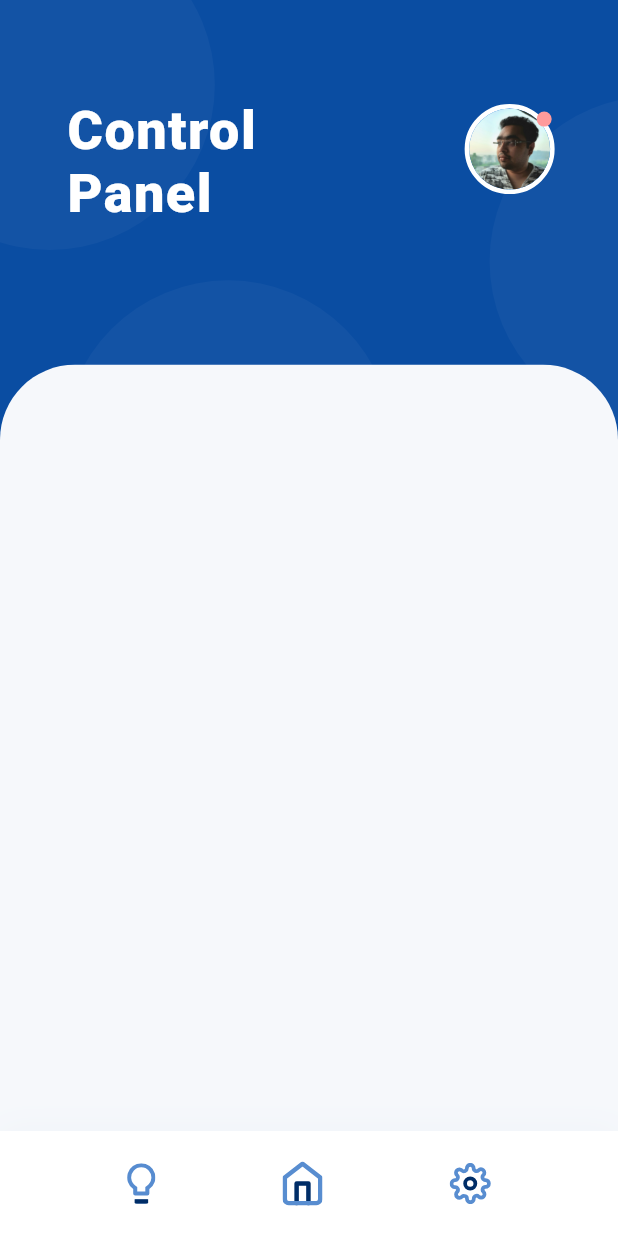
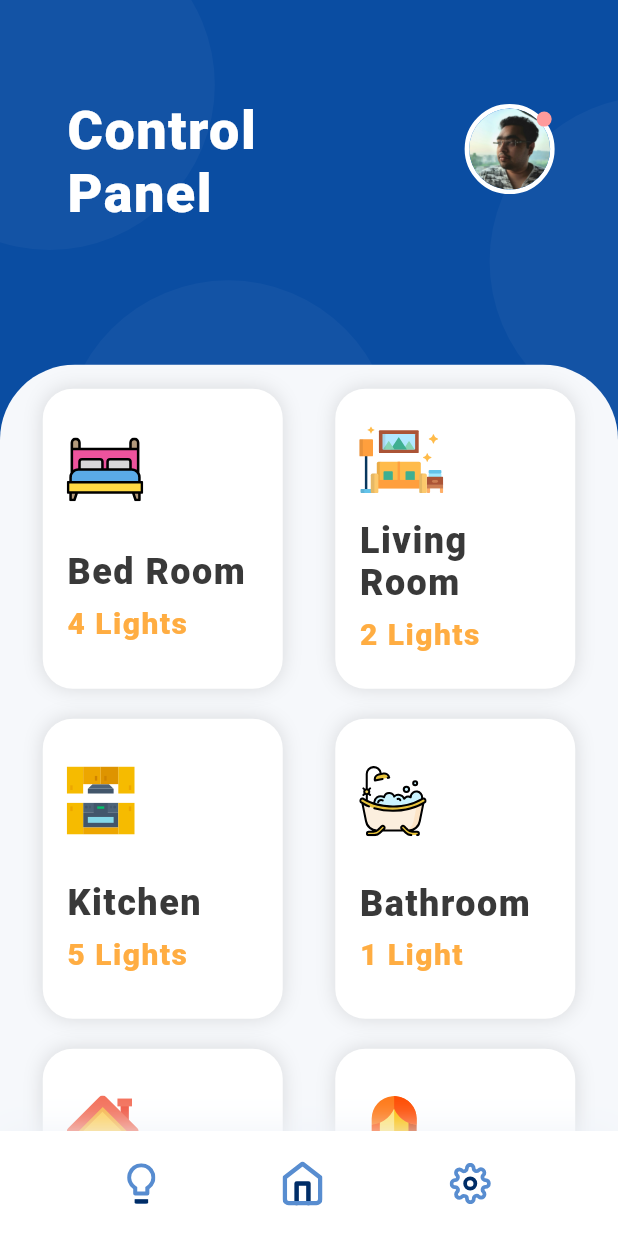
Before and after one commit to Sam21-39/App, a Flutter app: the screen it shows after launch, on a phone screen of 412 x 824 dp. Run offline on Flutter 3.47's test engine with Material 2 defaults, Android fonts, the phone set to English and light mode, and no system bars; our stand-ins replace flutter_svg.

Commit message:
complete UI

```diff
--- a/flutter_assignment/lib/Constants/constants.dart
+++ b/flutter_assignment/lib/Constants/constants.dart
@@ -9,3 +9,20 @@ final List<Color> colorList = [
   UIColors.plum,
   UIColors.sandyBrown,
 ];
+
+Map contentMap = {
+  "Bed Room": "4 Lights",
+  "Living Room": "2 Lights",
+  "Kitchen": "5 Lights",
+  "Bathroom": "1 Light",
+  "Outdoor": "5 Lights",
+  "Balcony": "2 Lights",
+};
+Map imageMap = {
+  "Bed Room": "assets/images/bed.svg",
+  "Living Room": "assets/images/room.svg",
+  "Kitchen": "assets/images/kitchen.svg",
+  "Bathroom": "assets/images/bathtube.svg",
+  "Outdoor": "assets/images/house.svg",
+  "Balcony": "assets/images/balcony.svg",
+};
--- /dev/null
+++ b/flutter_assignment/lib/Screens/homeContent.dart
@@ -0,0 +1,85 @@
+import 'package:flutter/material.dart';
+import 'package:flutter_assignment/Constants/constants.dart';
+import 'package:flutter_assignment/UI/ui.dart';
+import 'package:flutter_svg/svg.dart';
+
+class HomeContent extends StatefulWidget {
+  final onChangeCallback;
+  const HomeContent({
+    Key key,
+    this.onChangeCallback,
+  }) : super(key: key);
+
+  @override
+  _HomeContentState createState() => _HomeContentState();
+}
+
+class _HomeContentState extends State<HomeContent> {
+  @override
+  Widget build(BuildContext context) {
+    return Padding(
+      padding: const EdgeInsets.all(16.0),
+      child: Wrap(
+        alignment: WrapAlignment.spaceAround,
+        spacing: 10.0,
+        runSpacing: 20.0,
+        children: contentMap.entries.map((e) {
+          return InkWell(
+            onTap: () {
+              widget.onChangeCallback(true);
+            },
+            child: Container(
+              height: 200,
+              width: 160,
+              padding: EdgeInsets.all(16.0),
+              decoration: BoxDecoration(
+                color: Colors.white,
+                borderRadius: BorderRadius.circular(20.0),
+                boxShadow: [
+                  new BoxShadow(
+                    color: Colors.black12,
+                    blurRadius: 10.0,
+                    offset: Offset(0.1, 0.1),
+                  ),
+                ],
+              ),
+              child: Column(
+                crossAxisAlignment: CrossAxisAlignment.start,
+                mainAxisAlignment: MainAxisAlignment.spaceAround,
+                children: [
+                  SvgPicture.asset(imageMap[e.key]),
+                  Column(
+                    crossAxisAlignment: CrossAxisAlignment.start,
+                    children: [
+                      Text(
+                        e.key,
+                        style: TextStyle(
+                          color: UIColors.darkSlateGrey,
+                          fontSize: 24.0,
+                          fontWeight: FontWeight.w800,
+                          letterSpacing: 0.98,
+                        ),
+                      ),
+                      SizedBox(
+                        height: 8.0,
+                      ),
+                      Text(
+                        e.value,
+                        style: TextStyle(
+                          color: UIColors.sandyBrown,
+                          fontSize: 20.0,
+                          fontWeight: FontWeight.w800,
+                          letterSpacing: 0.98,
+                        ),
+                      ),
+                    ],
+                  ),
+                ],
+              ),
+            ),
+          );
+        }).toList(),
+      ),
+    );
+  }
+}
--- a/flutter_assignment/lib/UI/ui.dart
+++ b/flutter_assignment/lib/UI/ui.dart
@@ -14,4 +14,5 @@ class UIColors {
   static final Color mediumPurple = new Color(0xffa594eb);
   static final Color plum = new Color(0xffde94eb);
   static final Color whiteSmoke = new Color(0xffeff3f9);
+  static final Color gold = new Color(0xffffd139);
 }
--- a/flutter_assignment/lib/main.dart
+++ b/flutter_assignment/lib/main.dart
@@ -2,6 +2,7 @@ import 'package:flutter/material.dart';
 import 'package:flutter/services.dart';
 import 'package:flutter_assignment/Screens/bedRoomContent.dart';
 import 'package:flutter_assignment/Screens/bedRoomTop.dart';
+import 'package:flutter_assignment/Screens/homeContent.dart';
 import 'package:flutter_assignment/Screens/homeTop.dart';
 import 'package:flutter_assignment/UI/ui.dart';
 import 'package:flutter_assignment/Widget/circles.dart';
@@ -88,13 +89,12 @@ class _MyHomePageState extends State<MyHomePage> {
               alignment:
                   posChange ? FractionalOffset(0, 1.2) : FractionalOffset(0, 1),
               child: Container(
-                child: InkWell(
-                  onTap: () => changePositionCallback(true),
-                  child: SingleChildScrollView(
-                    child: posChange
-                        ? BedRoomContent(key: bedRoomKey)
-                        : Container(),
-                  ),
+                child: SingleChildScrollView(
+                  child: posChange
+                      ? BedRoomContent(key: bedRoomKey)
+                      : HomeContent(
+                          onChangeCallback: changePositionCallback,
+                        ),
                 ),
                 height: MediaQuery.of(context).size.height * 0.62,
                 width: double.infinity,
```
Also changed, not shown: flutter_assignment/lib/Screens/bedRoomContent.dart (+73 -1 lines), flutter_assignment/lib/Screens/bedRoomTop.dart (+16 -2 lines), flutter_assignment/assets/images/solution1.svg (added).
